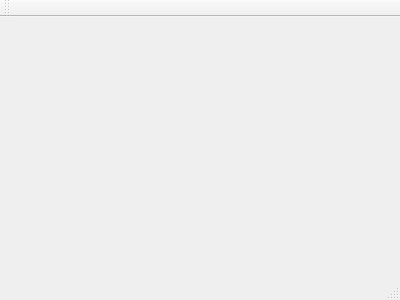
First picture: the form in mainwindow.ui, repository deepblueparticle/PhantomTracer, before the edit.
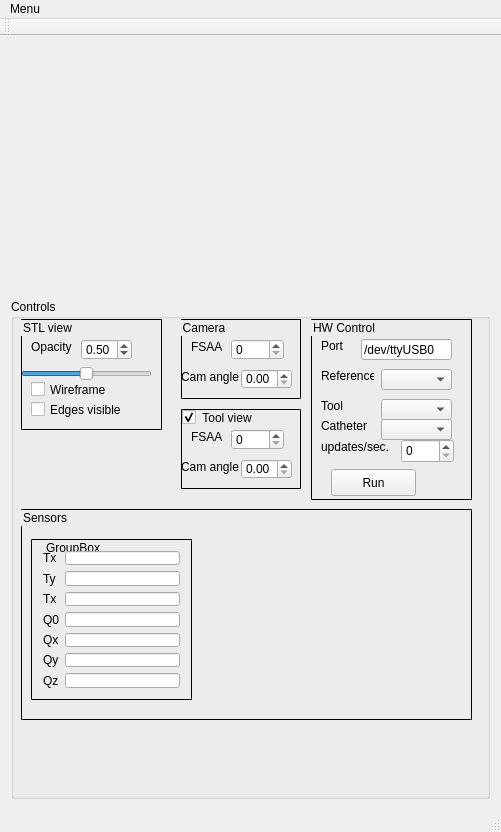
Second picture: the form after the edit. Custom widgets are drawn as their Qt base class.

Diff of the .ui file:
```diff
--- a/mainwindow.ui
+++ b/mainwindow.ui
@@ -1,24 +1,597 @@
 <ui version="4.0">
  <class>MainWindow</class>
- <widget class="QMainWindow" name="MainWindow" >
-  <property name="geometry" >
+ <widget class="QMainWindow" name="MainWindow">
+  <property name="geometry">
    <rect>
     <x>0</x>
     <y>0</y>
-    <width>400</width>
-    <height>300</height>
+    <width>501</width>
+    <height>832</height>
    </rect>
   </property>
   <property name="windowTitle" >
    <string>MainWindow</string>
   </property>
-  <widget class="QMenuBar" name="menuBar" />
-  <widget class="QToolBar" name="mainToolBar" />
-  <widget class="QWidget" name="centralWidget" />
-  <widget class="QStatusBar" name="statusBar" />
+  <widget class="QWidget" name="centralWidget">
+   <layout class="QVBoxLayout" name="verticalLayout_2">
+    <item>
+     <layout class="QVBoxLayout" name="verticalLayout">
+      <item>
+       <widget class="QVTKWidget" name="qvtkWidget">
+        <property name="sizePolicy">
+         <sizepolicy hsizetype="Preferred" vsizetype="Expanding">
+          <horstretch>0</horstretch>
+          <verstretch>0</verstretch>
+         </sizepolicy>
+        </property>
+       </widget>
+      </item>
+      <item>
+       <widget class="QGroupBox" name="groupBox">
+        <property name="minimumSize">
+         <size>
+          <width>0</width>
+          <height>500</height>
+         </size>
+        </property>
+        <property name="title">
+         <string>Controls</string>
+        </property>
+        <widget class="QGroupBox" name="groupBox_2">
+         <property name="geometry">
+          <rect>
+           <x>10</x>
+           <y>20</y>
+           <width>141</width>
+           <height>111</height>
+          </rect>
+         </property>
+         <property name="styleSheet">
+          <string notr="true">QGroupBox { 
+     border: 1px solid black; 
+     border-radius: 1px; 
+ } </string>
+         </property>
+         <property name="title">
+          <string>STL view</string>
+         </property>
+         <widget class="QLabel" name="label">
+          <property name="geometry">
+           <rect>
+            <x>10</x>
+            <y>20</y>
+            <width>41</width>
+            <height>16</height>
+           </rect>
+          </property>
+          <property name="text">
+           <string>Opacity</string>
+          </property>
+         </widget>
+         <widget class="QSlider" name="horizontalSlider">
+          <property name="geometry">
+           <rect>
+            <x>0</x>
+            <y>40</y>
+            <width>131</width>
+            <height>29</height>
+           </rect>
+          </property>
+          <property name="maximum">
+           <number>100</number>
+          </property>
+          <property name="value">
+           <number>50</number>
+          </property>
+          <property name="orientation">
+           <enum>Qt::Horizontal</enum>
+          </property>
+         </widget>
+         <widget class="QDoubleSpinBox" name="doubleSpinBox">
+          <property name="geometry">
+           <rect>
+            <x>60</x>
+            <y>20</y>
+            <width>51</width>
+            <height>21</height>
+           </rect>
+          </property>
+          <property name="maximum">
+           <double>1.000000000000000</double>
+          </property>
+          <property name="singleStep">
+           <double>0.100000000000000</double>
+          </property>
+          <property name="value">
+           <double>0.500000000000000</double>
+          </property>
+         </widget>
+         <widget class="QCheckBox" name="checkBox">
+          <property name="geometry">
+           <rect>
+            <x>10</x>
+            <y>60</y>
+            <width>83</width>
+            <height>21</height>
+           </rect>
+          </property>
+          <property name="text">
+           <string>Wireframe</string>
+          </property>
+         </widget>
+         <widget class="QCheckBox" name="checkBox_2">
+          <property name="geometry">
+           <rect>
+            <x>10</x>
+            <y>80</y>
+            <width>101</width>
+            <height>21</height>
+           </rect>
+          </property>
+          <property name="text">
+           <string>Edges visible</string>
+          </property>
+         </widget>
+        </widget>
+        <widget class="QGroupBox" name="groupBox_3">
+         <property name="geometry">
+          <rect>
+           <x>170</x>
+           <y>20</y>
+           <width>120</width>
+           <height>80</height>
+          </rect>
+         </property>
+         <property name="styleSheet">
+          <string notr="true">QGroupBox { 
+     border: 1px solid black; 
+     border-radius: 1px; 
+ } </string>
+         </property>
+         <property name="title">
+          <string>Camera</string>
+         </property>
+         <widget class="QLabel" name="label_2">
+          <property name="geometry">
+           <rect>
+            <x>10</x>
+            <y>20</y>
+            <width>31</width>
+            <height>16</height>
+           </rect>
+          </property>
+          <property name="text">
+           <string>FSAA</string>
+          </property>
+         </widget>
+         <widget class="QSpinBox" name="spinBox">
+          <property name="geometry">
+           <rect>
+            <x>50</x>
+            <y>20</y>
+            <width>53</width>
+            <height>21</height>
+           </rect>
+          </property>
+          <property name="maximum">
+           <number>12</number>
+          </property>
+         </widget>
+         <widget class="QLabel" name="label_3">
+          <property name="geometry">
+           <rect>
+            <x>0</x>
+            <y>50</y>
+            <width>61</width>
+            <height>16</height>
+           </rect>
+          </property>
+          <property name="text">
+           <string>Cam angle</string>
+          </property>
+         </widget>
+         <widget class="QDoubleSpinBox" name="doubleSpinBox_2">
+          <property name="geometry">
+           <rect>
+            <x>60</x>
+            <y>50</y>
+            <width>51</width>
+            <height>20</height>
+           </rect>
+          </property>
+         </widget>
+        </widget>
+        <widget class="QGroupBox" name="groupBox_5">
+         <property name="geometry">
+          <rect>
+           <x>300</x>
+           <y>20</y>
+           <width>161</width>
+           <height>181</height>
+          </rect>
+         </property>
+         <property name="styleSheet">
+          <string notr="true">QGroupBox { 
+     border: 1px solid black; 
+     border-radius: 1px; 
+ } </string>
+         </property>
+         <property name="title">
+          <string>HW Control</string>
+         </property>
+         <widget class="QLabel" name="label_10">
+          <property name="geometry">
+           <rect>
+            <x>10</x>
+            <y>50</y>
+            <width>53</width>
+            <height>14</height>
+           </rect>
+          </property>
+          <property name="text">
+           <string>Reference</string>
+          </property>
+         </widget>
+         <widget class="QComboBox" name="comboBox_2">
+          <property name="geometry">
+           <rect>
+            <x>70</x>
+            <y>50</y>
+            <width>71</width>
+            <height>21</height>
+           </rect>
+          </property>
+         </widget>
+         <widget class="QLabel" name="label_11">
+          <property name="geometry">
+           <rect>
+            <x>10</x>
+            <y>80</y>
+            <width>53</width>
+            <height>14</height>
+           </rect>
+          </property>
+          <property name="text">
+           <string>Tool</string>
+          </property>
+         </widget>
+         <widget class="QComboBox" name="comboBox_3">
+          <property name="geometry">
+           <rect>
+            <x>70</x>
+            <y>80</y>
+            <width>71</width>
+            <height>21</height>
+           </rect>
+          </property>
+         </widget>
+         <widget class="QLabel" name="label_13">
+          <property name="geometry">
+           <rect>
+            <x>10</x>
+            <y>100</y>
+            <width>53</width>
+            <height>14</height>
+           </rect>
+          </property>
+          <property name="text">
+           <string>Catheter</string>
+          </property>
+         </widget>
+         <widget class="QComboBox" name="comboBox_5">
+          <property name="geometry">
+           <rect>
+            <x>70</x>
+            <y>100</y>
+            <width>71</width>
+            <height>21</height>
+           </rect>
+          </property>
+         </widget>
+         <widget class="QLabel" name="label_14">
+          <property name="geometry">
+           <rect>
+            <x>10</x>
+            <y>120</y>
+            <width>71</width>
+            <height>16</height>
+           </rect>
+          </property>
+          <property name="text">
+           <string>updates/sec.</string>
+          </property>
+         </widget>
+         <widget class="QSpinBox" name="spinBox_2">
+          <property name="geometry">
+           <rect>
+            <x>90</x>
+            <y>120</y>
+            <width>53</width>
+            <height>24</height>
+           </rect>
+          </property>
+         </widget>
+         <widget class="QLabel" name="label_4">
+          <property name="geometry">
+           <rect>
+            <x>10</x>
+            <y>20</y>
+            <width>53</width>
+            <height>14</height>
+           </rect>
+          </property>
+          <property name="text">
+           <string>Port</string>
+          </property>
+         </widget>
+         <widget class="QLineEdit" name="lineEdit">
+          <property name="geometry">
+           <rect>
+            <x>50</x>
+            <y>20</y>
+            <width>91</width>
+            <height>21</height>
+           </rect>
+          </property>
+          <property name="text">
+           <string>/dev/ttyUSB0</string>
+          </property>
+         </widget>
+         <widget class="QPushButton" name="pushButton">
+          <property name="geometry">
+           <rect>
+            <x>20</x>
+            <y>150</y>
+            <width>85</width>
+            <height>27</height>
+           </rect>
+          </property>
+          <property name="text">
+           <string>Run</string>
+          </property>
+         </widget>
+        </widget>
+        <widget class="QGroupBox" name="groupBox_4">
+         <property name="geometry">
+          <rect>
+           <x>170</x>
+           <y>110</y>
+           <width>120</width>
+           <height>80</height>
+          </rect>
+         </property>
+         <property name="styleSheet">
+          <string notr="true">QGroupBox { 
+     border: 1px solid black; 
+     border-radius: 1px; 
+ } </string>
+         </property>
+         <property name="title">
+          <string>Tool view</string>
+         </property>
+         <property name="checkable">
+          <bool>true</bool>
+         </property>
+         <widget class="QLabel" name="label_5">
+          <property name="geometry">
+           <rect>
+            <x>10</x>
+            <y>20</y>
+            <width>31</width>
+            <height>16</height>
+           </rect>
+          </property>
+          <property name="text">
+           <string>FSAA</string>
+          </property>
+         </widget>
+         <widget class="QSpinBox" name="spinBox_3">
+          <property name="geometry">
+           <rect>
+            <x>50</x>
+            <y>20</y>
+            <width>53</width>
+            <height>21</height>
+           </rect>
+          </property>
+          <property name="maximum">
+           <number>12</number>
+          </property>
+         </widget>
+         <widget class="QDoubleSpinBox" name="doubleSpinBox_3">
+          <property name="geometry">
+           <rect>
+            <x>60</x>
+            <y>50</y>
+            <width>51</width>
+            <height>20</height>
+           </rect>
+          </property>
+         </widget>
+         <widget class="QLabel" name="label_6">
+          <property name="geometry">
+           <rect>
+            <x>0</x>
+            <y>50</y>
+            <width>61</width>
+            <height>16</height>
+           </rect>
+          </property>
+          <property name="text">
+           <string>Cam angle</string>
+          </property>
+         </widget>
+        </widget>
+        <widget class="QGroupBox" name="groupBox_6">
+         <property name="geometry">
+          <rect>
+           <x>10</x>
+           <y>210</y>
+           <width>451</width>
+           <height>211</height>
+          </rect>
+         </property>
+         <property name="styleSheet">
+          <string notr="true">QGroupBox { 
+     border: 1px solid black; 
+     border-radius: 1px; 
+ } </string>
+         </property>
+         <property name="title">
+          <string>Sensors</string>
+         </property>
+         <widget class="QGroupBox" name="groupBox_7">
+          <property name="geometry">
+           <rect>
+            <x>10</x>
+            <y>30</y>
+            <width>161</width>
+            <height>161</height>
+           </rect>
+          </property>
+          <property name="styleSheet">
+           <string notr="true">QGroupBox::title { 
+    background-color: transparent;
+     subcontrol-position: top left; /* position at the top left*/ 
+     padding:2 13px;
+ } </string>
+          </property>
+          <property name="title">
+           <string>GroupBox</string>
+          </property>
+          <layout class="QGridLayout" name="gridLayout">
+           <item row="1" column="0">
+            <widget class="QLabel" name="label_7">
+             <property name="text">
+              <string>Tx</string>
+             </property>
+            </widget>
+           </item>
+           <item row="5" column="1">
+            <widget class="QLineEdit" name="lineEdit_6"/>
+           </item>
+           <item row="2" column="1">
+            <widget class="QLineEdit" name="lineEdit_3"/>
+           </item>
+           <item row="3" column="1">
+            <widget class="QLineEdit" name="lineEdit_4"/>
+           </item>
+           <item row="4" column="0">
+            <widget class="QLabel" name="label_12">
+             <property name="text">
+              <string>Q0</string>
+             </property>
+            </widget>
+           </item>
+           <item row="6" column="0">
+            <widget class="QLabel" name="label_15">
+             <property name="text">
+              <string>Qy</string>
+             </property>
+            </widget>
+           </item>
+           <item row="3" column="0">
+            <widget class="QLabel" name="label_9">
+             <property name="text">
+              <string>Tx</string>
+             </property>
+            </widget>
+           </item>
+           <item row="5" column="0">
+            <widget class="QLabel" name="label_17">
+             <property name="text">
+              <string>Qx</string>
+             </property>
+            </widget>
+           </item>
+           <item row="1" column="1">
+            <widget class="QLineEdit" name="lineEdit_2"/>
+           </item>
+           <item row="6" column="1">
+            <widget class="QLineEdit" name="lineEdit_7"/>
+           </item>
+           <item row="2" column="0">
+            <widget class="QLabel" name="label_8">
+             <property name="text">
+              <string>Ty</string>
+             </property>
+            </widget>
+           </item>
+           <item row="4" column="1">
+            <widget class="QLineEdit" name="lineEdit_5"/>
+           </item>
+           <item row="7" column="0">
+            <widget class="QLabel" name="label_16">
+             <property name="text">
+              <string>Qz</string>
+             </property>
+            </widget>
+           </item>
+           <item row="7" column="1">
+            <widget class="QLineEdit" name="lineEdit_8"/>
+           </item>
+           <item row="0" column="1">
+            <spacer name="verticalSpacer">
+             <property name="orientation">
+              <enum>Qt::Vertical</enum>
+             </property>
+             <property name="sizeHint" stdset="0">
+              <size>
+               <width>20</width>
+               <height>600</height>
+              </size>
+             </property>
+            </spacer>
+           </item>
+          </layout>
+         </widget>
+        </widget>
+       </widget>
+      </item>
+     </layout>
+    </item>
+   </layout>
+  </widget>
+  <widget class="QMenuBar" name="menuBar">
+   <property name="geometry">
+    <rect>
+     <x>0</x>
+     <y>0</y>
+     <width>501</width>
+     <height>22</height>
+    </rect>
+   </property>
+   <widget class="QMenu" name="menuMenu">
+    <property name="title">
+     <string>Menu</string>
+    </property>
+    <addaction name="actionLoad_STL_mesh"/>
+   </widget>
+   <addaction name="menuMenu"/>
+  </widget>
+  <widget class="QToolBar" name="mainToolBar">
+   <attribute name="toolBarArea">
+    <enum>TopToolBarArea</enum>
+   </attribute>
+   <attribute name="toolBarBreak">
+    <bool>false</bool>
+   </attribute>
+  </widget>
+  <widget class="QStatusBar" name="statusBar"/>
+  <action name="actionLoad_STL_mesh">
+   <property name="text">
+    <string>Load STL mesh</string>
+   </property>
+  </action>
  </widget>
- <layoutDefault spacing="6" margin="11" />
- <pixmapfunction></pixmapfunction>
+ <layoutdefault spacing="6" margin="11"/>
+ <customwidgets>
+  <customwidget>
+   <class>QVTKWidget</class>
+   <extends>QWidget</extends>
+   <header>QVTKWidget.h</header>
+  </customwidget>
+ </customwidgets>
  <resources/>
  <connections/>
 </ui>
```
Left out of the diff: 3 changed lines with no effect on the pictures.
